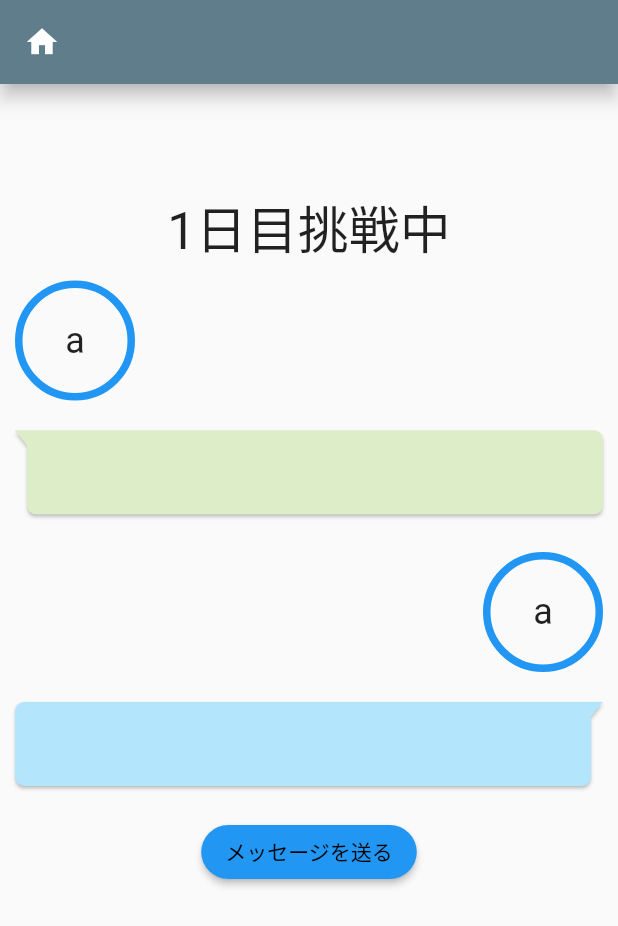
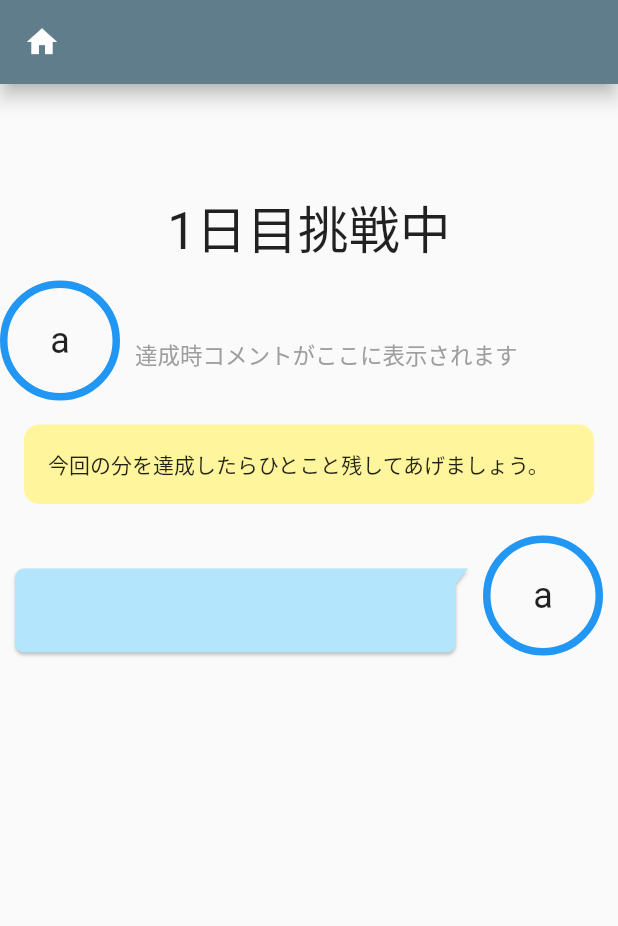
Before and after one commit to y0303noki/YellApp, a Flutter app: the OtherYellMainPage screen opened directly, on a phone screen of 412 x 824 dp. Shown: the top 926 px of the screen. Run offline on Flutter 3.47's test engine with Material 2 defaults, Android fonts, the light colour scheme and no system bars; drawn by our look-alikes of bubble; our stand-ins replace cloud_firestore, firebase_auth, firebase_core, flutter_hooks, hooks_riverpod, share and 1 more; accounts and stored records are empty; network calls fail.

Commit message:
リセットする処理とか追加

```diff
--- a/lib/screen/other/other_yell_main_page.dart
+++ b/lib/screen/other/other_yell_main_page.dart
@@ -44,54 +44,57 @@ class OtherYellMainPage extends ConsumerWidget {
               ),
               // 現在の継続日
               _achievedCurrent(otherAchievment),
-              // オーナーのアイコンと名前
               Container(
-                margin: const EdgeInsets.only(
-                  left: 10,
-                  right: 10,
-                  top: 0,
-                  bottom: 0,
-                ),
                 child: Row(
                   children: [
                     // アイコン
                     ButtonWidget.iconMainWidget('a'),
-                    // 名前
+                    Column(
+                      crossAxisAlignment: CrossAxisAlignment.start,
+                      children: [
                         Container(
                           margin: const EdgeInsets.only(
                             left: 10,
                           ),
-                      child: Column(
-                        children: [
-                          TextWidget.headLineText5(otherAchievment.ownerName),
-                        ],
+                          child: TextWidget.subTitleText1(
+                              otherAchievment.ownerName),
+                        ),
+                        Container(
+                          margin: const EdgeInsets.only(
+                            left: 10,
+                          ),
+                          child: otherAchievment.ownerAchievedment.isEmpty
+                              ? const Text(
+                                  '達成時コメントがここに表示されます',
+                                  style: TextStyle(
+                                    color: Colors.grey,
+                                    fontSize: 15,
+                                  ),
+                                )
+                              : Text(
+                                  otherAchievment.ownerAchievedment,
+                                  style: const TextStyle(
+                                    fontSize: 26,
+                                    color: Colors.black,
+                                  ),
                                 ),
                         ),
                       ],
                     ),
-              ),
-              // ひとことめっせーじ
-              Container(
-                margin: const EdgeInsets.only(
-                  left: 10,
-                  right: 10,
-                  top: 0,
-                  bottom: 20,
-                ),
-                child: Row(
-                  children: [
-                    Expanded(
-                      child: Bubble(
-                        margin: const BubbleEdges.only(top: 20),
-                        padding: const BubbleEdges.only(top: 20, bottom: 20),
-                        nip: BubbleNip.leftTop,
-                        color: CommonWidget.myDefaultColor(),
-                        child: Text(otherAchievment.ownerAchievedment,
-                            textAlign: TextAlign.left),
+                    // 名前
+                  ],
                 ),
               ),
-                  ],
-                ),
+              // 達成したらコメントを残すように促す
+              suggestSendMessage(otherAchievment),
+              // コメント残すボタン
+              !otherAchievment.achieved
+                  ? Container()
+                  : ElevatedButton(
+                      child: const Text('メッセージを選択'),
+                      onPressed: () {
+                        _showModalBottomSheat(context, otherAchievment);
+                      },
                     ),
 
               // 応援者のアイコンと名前
@@ -105,7 +108,18 @@ class OtherYellMainPage extends ConsumerWidget {
                 child: Row(
                   mainAxisAlignment: MainAxisAlignment.end,
                   children: [
-                    // 名前
+                    // メッセージ
+                    Expanded(
+                      child: Bubble(
+                        margin: const BubbleEdges.only(top: 20),
+                        padding: const BubbleEdges.only(top: 20, bottom: 20),
+                        nip: BubbleNip.rightTop,
+                        color: CommonWidget.otherDefaultColor(),
+                        child: Text(otherAchievment.yellMessage,
+                            textAlign: TextAlign.right),
+                      ),
+                    ),
+                    // 名前とアイコン
                     Container(
                       margin: const EdgeInsets.only(
                         right: 10,
@@ -121,38 +135,7 @@ class OtherYellMainPage extends ConsumerWidget {
                   ],
                 ),
               ),
-              Container(
-                margin: const EdgeInsets.only(
-                  left: 10,
-                  right: 10,
-                  top: 0,
-                  bottom: 20,
-                ),
-                child: Row(
-                  children: [
-                    Expanded(
-                      child: Bubble(
-                        margin: const BubbleEdges.only(top: 20),
-                        padding: const BubbleEdges.only(top: 20, bottom: 20),
-                        nip: BubbleNip.rightTop,
-                        color: CommonWidget.otherDefaultColor(),
-                        child: Text(otherAchievment.yellMessage,
-                            textAlign: TextAlign.left),
-                      ),
-                    ),
-                  ],
-                ),
-              ),
-              ElevatedButton(
-                child: const Text('メッセージを送る'),
-                style: ElevatedButton.styleFrom(
-                  onPrimary: Colors.black,
-                  shape: const StadiumBorder(),
-                ),
-                onPressed: () {
-                  _showModalBottomSheat(context, otherAchievment);
-                },
-              ),
+
               // const Text('過去のメッセージ'),
             ],
           ),
@@ -161,6 +144,56 @@ class OtherYellMainPage extends ConsumerWidget {
     );
   }
 
+  /// 達成したのでメッセージを送るか表示ウィジット
+  Widget suggestSendMessage(OtherAchievment otherAchievment) {
+    if (!otherAchievment.achieved) {
+      // 挑戦中
+      return Container(
+        margin: const EdgeInsets.all(16.0),
+        padding: const EdgeInsets.all(16.0),
+        width: double.infinity,
+        decoration: BoxDecoration(
+          color: Colors.yellow[200],
+          borderRadius: BorderRadius.circular(10),
+        ),
+        child: const Text('今回の分を達成したらひとこと残してあげましょう。'),
+      );
+    } else {
+      String _text = '${otherAchievment.ownerName}さんが';
+      if (otherAchievment.unitType == 0) {
+        _text += '${otherAchievment.currentDayOrTime}日目達成しました。';
+      } else if (otherAchievment.unitType == 1) {
+        _text += '${otherAchievment.currentDayOrTime}回目達成しました。';
+      } else {
+        _text += '達成したようです？';
+      }
+      _text += '\nひとこと伝えませんか？';
+
+      return Container(
+        margin: const EdgeInsets.all(16.0),
+        padding: const EdgeInsets.all(16.0),
+        width: double.infinity,
+        decoration: BoxDecoration(
+          color: Colors.yellow[200],
+          borderRadius: BorderRadius.circular(10),
+        ),
+        child: Row(
+          children: [
+            Image.asset(
+              'images/erai.png',
+              width: 30,
+            ),
+            Container(
+              margin: const EdgeInsets.fromLTRB(20, 0, 0, 0),
+              child: Text(_text, overflow: TextOverflow.clip),
+            ),
+          ],
+        ),
+      );
+    }
+  }
+
+  // メッセージを送る
   _showModalBottomSheat(BuildContext context, OtherAchievment otherAchievment) {
     return showModalBottomSheet<void>(
       context: context,
@@ -303,6 +336,7 @@ class OtherYellMainPage extends ConsumerWidget {
     int showDayOrTime = 0;
     String showStr = ''; // X日目（回目）挑戦中（達成済み）
     if (updateAt == null) {
+      otherAchievment.achieved = false;
       showDayOrTime = 1;
       str = '挑戦中';
       if (otherAchievment.unitType == 0) {
@@ -313,6 +347,7 @@ class OtherYellMainPage extends ConsumerWidget {
     } else {
       if (otherAchievment.isAchieved) {
         // 達成済み
+        otherAchievment.achieved = true;
         str = '達成済み';
         if (otherAchievment.unitType == 0) {
           showDayOrTime = otherAchievment.currentDay - 1;
@@ -323,6 +358,7 @@ class OtherYellMainPage extends ConsumerWidget {
         }
       } else {
         // 挑戦中
+        otherAchievment.achieved = false;
         str = '挑戦中';
         if (otherAchievment.unitType == 0) {
           showDayOrTime = otherAchievment.currentDay;
--- a/lib/screen/other/start_other_yell_list_page.dart
+++ b/lib/screen/other/start_other_yell_list_page.dart
@@ -138,6 +138,9 @@ class StartOtherYellListPage extends ConsumerWidget {
             '${Utility.toDateFormatted(myGoalModel.createdAt!)} ~'),
 
         onTap: () async {
+          // 選択したらデータをセット
+          _otherAchievment.resetData();
+          // リセット後にデータを付け直す
           _otherAchievment.goalTitle = myGoalModel.goalTitle;
           _otherAchievment.goalId = myGoalModel.id;
           _otherAchievment.ownerName = myGoalModel.myName;
--- a/lib/state/other_achievment_provider.dart
+++ b/lib/state/other_achievment_provider.dart
@@ -15,7 +15,7 @@ class OtherAchievment extends ChangeNotifier {
   String ownerName = ''; // 持ち主の名前
   String otherName = ''; // 応援している自分の名前
   List<String> memberIdList = []; // 応援しているメンバー
-  bool isTapedToday = false; // 本日の分達成ずみフラグ
+  bool achieved = false; // 本日の分達成ずみフラグ
   String ownerAchievedment = ''; // オーナーが達成したときのひとこと
 
   int unitType = 0; // 0:日 1:回数
@@ -28,6 +28,27 @@ class OtherAchievment extends ChangeNotifier {
 
   int messageType = 0; // 0 or 1 or 2
   String yellMessage = ''; // 今回のメッセージ
+
+  // 全部リセット
+  void resetData() {
+    goalId = '';
+    goalTitle = '';
+    code = '';
+    errorText = '';
+    ownerName = '';
+    otherName = '';
+    memberIdList = [];
+    achieved = false;
+    ownerAchievedment = '';
+    unitType = 0;
+    currentDay = 1;
+    currentTime = 1;
+    updateCurrentDayOrTime = null;
+    achievedDayOrTime = '';
+    refresh = false;
+    messageType = 0;
+    yellMessage = '';
+  }
 
   // 達成済みか否か
   bool get isAchieved {
```
Lines whose indentation alone changed are shown as unchanged.
